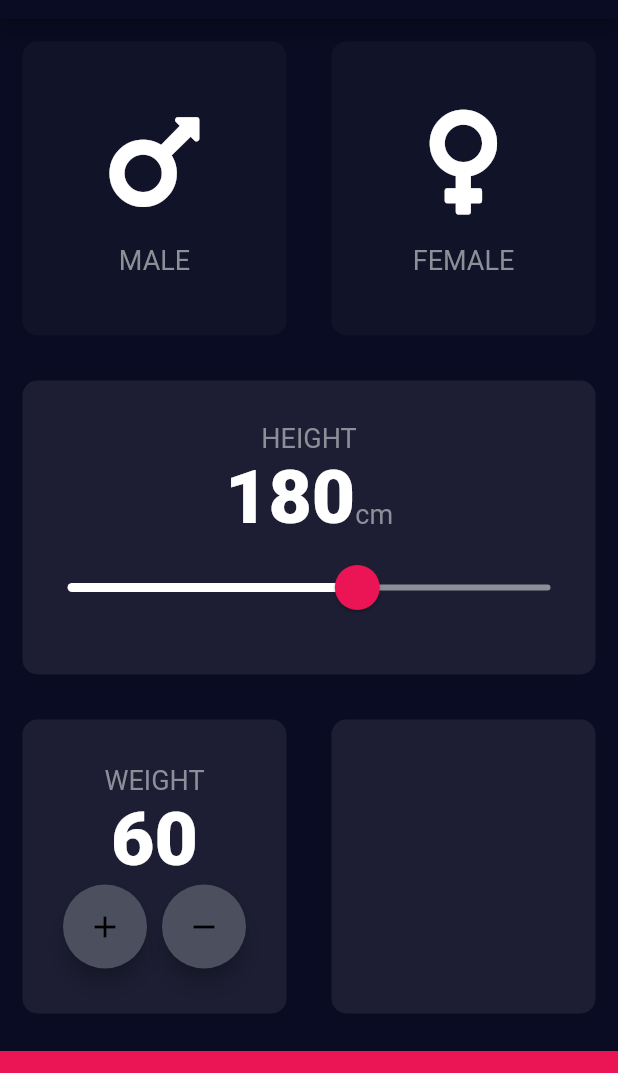
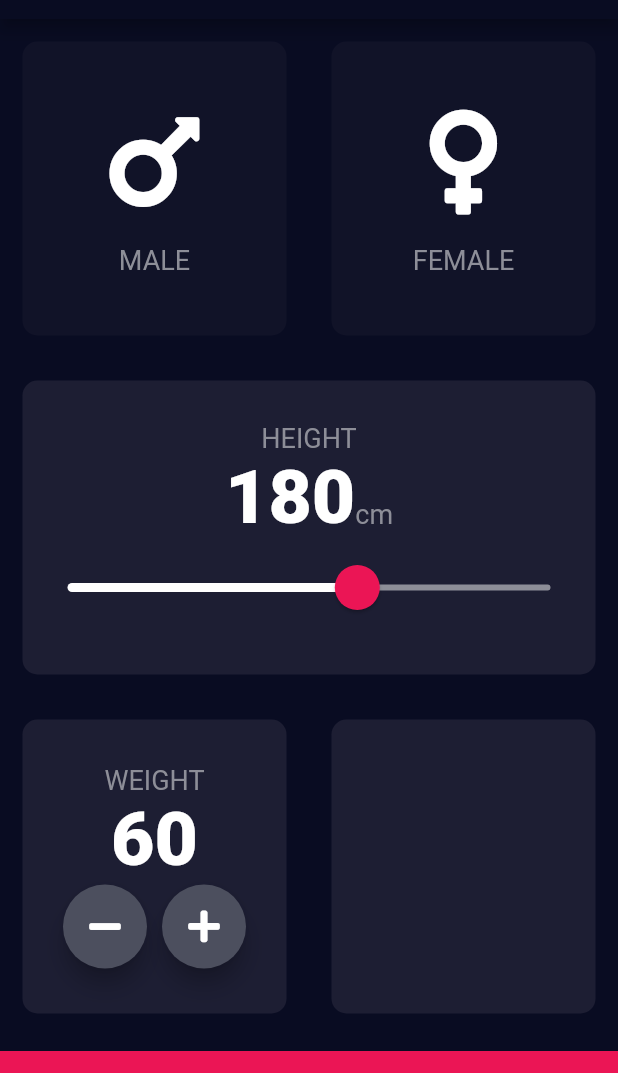
Before and after one commit to bhavikvashi1804/bmi-calculator-flutter, a Flutter app: the screen it shows after launch, on a phone screen of 412 x 824 dp, the part 65-1138 px from its top. Run offline on Flutter 3.47's test engine with Material 2 defaults, Android fonts, the phone set to English and light mode, and no system bars; our stand-ins replace font_awesome_flutter.

Commit message:
RawMaterialButton widget is used to create custom Icon instead of using FAB

```diff
--- a/lib/input_page.dart
+++ b/lib/input_page.dart
@@ -3,6 +3,7 @@ import 'package:font_awesome_flutter/font_awesome_flutter.dart';
 import 'icon_content.dart';
 import 'reusable_card.dart';
 import 'constant.dart';
+import 'round_icon_button.dart';
 
 enum Gender { male, female }
 
@@ -135,17 +136,11 @@ class _InputPageState extends State<InputPage> {
                         Row(
                           mainAxisAlignment: MainAxisAlignment.center,
                           children: <Widget>[
-                            FloatingActionButton(
-                              child: Icon(Icons.add),
-                              backgroundColor: Color(0xFF4C4F5E),
-                            ),
+                            RoundIconButton(FontAwesomeIcons.minus, null),
                             SizedBox(
                               width: 10.0,
                             ),
-                            FloatingActionButton(
-                              child: Icon(Icons.remove),
-                              backgroundColor: Color(0xFF4C4F5E),
-                            )
+                            RoundIconButton(FontAwesomeIcons.plus, null),
                           ],
                         ),
                       ],
--- /dev/null
+++ b/lib/round_icon_button.dart
@@ -0,0 +1,21 @@
+import 'package:flutter/material.dart';
+
+class RoundIconButton extends StatelessWidget {
+  final IconData childIconData;
+  final Function onPressedFunction;
+
+  RoundIconButton(this.childIconData, this.onPressedFunction);
+
+  @override
+  Widget build(BuildContext context) {
+    return RawMaterialButton(
+      shape: CircleBorder(),
+      //for same size as FAB button
+      constraints: BoxConstraints.tightFor(width: 56.0, height: 56.0),
+      fillColor: Color(0xFF4C4F5E),
+      elevation: 6.0,
+      child: Icon(childIconData),
+      onPressed: () {},
+    );
+  }
+}
```
